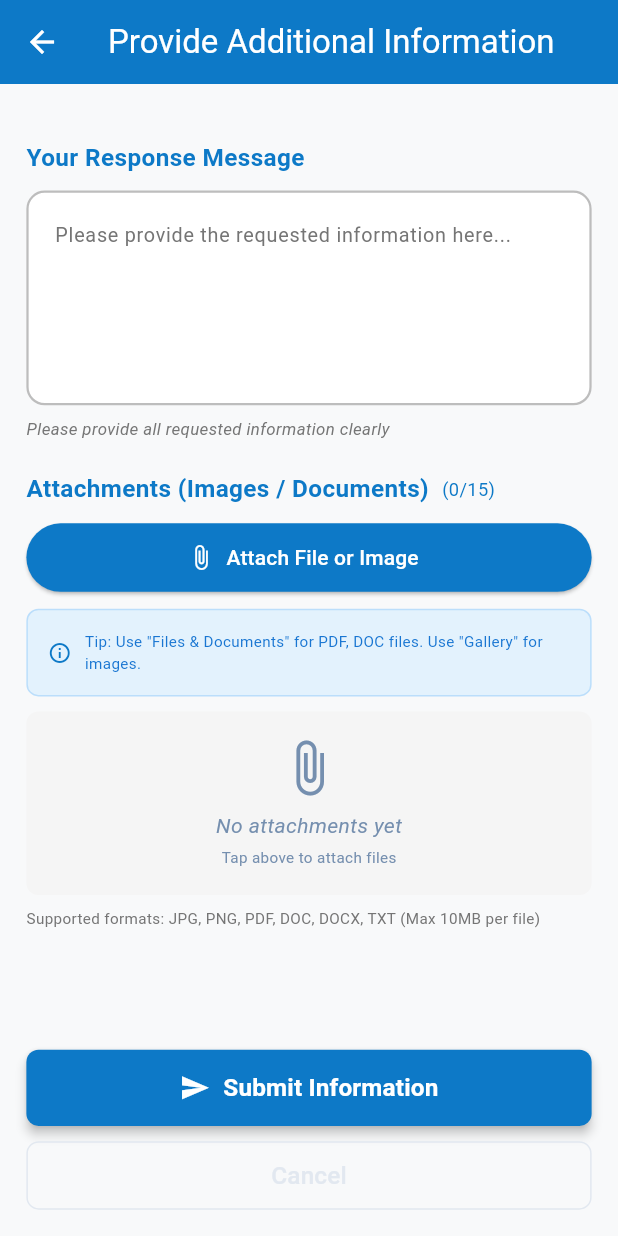
After one commit to rohlatmattini/Complaints-App, a Flutter app: the ComplaintInfoReplyScreen screen opened by its route, on a phone screen of 412 x 824 dp. The commit adds this screen. Run offline on Flutter 3.47's test engine with Material 3 defaults, Android fonts, the phone set to English and light mode, and no system bars; our stand-ins replace cached_network_image, firebase_core, firebase_messaging, flutter_local_notifications, flutter_screenutil, flutter_secure_storage and 4 more; missing offline and left inert: file_selector; accounts and stored records are empty; network calls fail.

Commit message:
edit_complaint

```diff
--- a/lib/app/routes/app_routes.dart
+++ b/lib/app/routes/app_routes.dart
@@ -13,5 +13,6 @@ class AppRoute {
   static const String resetPassword = '/reset-password';
   static const String notifications = '/notifications';
   static const String complaintDetails = '/complaint_details';
+  static const String edit_complaint = '/edit_complaint';
 
 }
--- a/lib/app/routes/routes_pages.dart
+++ b/lib/app/routes/routes_pages.dart
@@ -1,3 +1,4 @@
+import 'package:complaints/modules/complaint/view/complaint_info_reply_screen.dart';
 import 'package:get/get.dart';
 import '../../modules/auth/view/email_verification.dart';
 import '../../modules/auth/view/forgot_password.dart';
@@ -34,6 +35,8 @@ class AppPages {
     GetPage(name: AppRoute.forgotPassword, page: () => ForgotPasswordScreen()),
     GetPage(name: AppRoute.resetPassword, page: () => ResetPasswordScreen()),
     GetPage(name: AppRoute.notifications, page: () => NotificationsScreen()),
+    GetPage(name: AppRoute.edit_complaint, page: () => ComplaintInfoReplyScreen()),
+
     GetPage(
       name: AppRoute.complaintDetails,
       page: () => ComplaintDetailsScreen(
--- a/lib/core/constants/app_links.dart
+++ b/lib/core/constants/app_links.dart
@@ -1,5 +1,5 @@
 class AppLinks {
   // static const String baseUrl = "http://10.0.2.2:8000/api";
-static const String baseUrl = "http://192.168.1.107:8000/api";
+static const String baseUrl = "http://192.168.1.105:8000/api";
 
 }
--- a/lib/core/localization/my_locale.dart
+++ b/lib/core/localization/my_locale.dart
@@ -174,6 +174,12 @@ class MyLocale implements Translations {
       "save_changes_button": "حفظ التعديلات",
   'update_complaint': 'تحديث الشكوى',
   'save_changes': 'حفظ التغييرات',
+      "Your Response Message": "رسالة الرد الخاصة بك",
+      "Please provide the requested information here...": "يرجى تقديم المعلومات المطلوبة هنا...",
+      "Please provide all requested information clearly": "يرجى تقديم جميع المعلومات المطلوبة بوضوح",
+      "Message should be at least 10 characters": "يجب أن تكون الرسالة على الأقل 10 أحرف",
+      "Provide Additional Information":"كتابة معلومات اضافية",
+      "Submit Information":"ارسال التعديلات"
     },
 
     // English
@@ -351,6 +357,12 @@ class MyLocale implements Translations {
       "save_changes_button": "Save Changes",
       'update_complaint': 'Update Complaint',
       'save_changes': 'Save Changes',
+      "Your Response Message": "Your Response Message",
+      "Please provide the requested information here...": "Please provide the requested information here...",
+      "Please provide all requested information clearly": "Please provide all requested information clearly",
+      "Message should be at least 10 characters": "Message should be at least 10 characters",
+      "Provide Additional Information":"Provide Additional Information",
+      "Submit Information":"Submit Information",
     },
   };
 }
--- a/lib/core/services/complaint/complaint_service.dart
+++ b/lib/core/services/complaint/complaint_service.dart
@@ -7,6 +7,7 @@ import '../../../data/models/complaint/complaint_meta_model.dart';
 import '../../constants/app_links.dart';
 import '../../localization/locale_controller.dart';
 import 'complaint_cache_service.dart';
+import 'package:path/path.dart' as path;
 
 class ComplaintService {
   final FlutterSecureStorage storage = const FlutterSecureStorage();
@@ -154,4 +155,86 @@ class ComplaintService {
       return null;
     }
   }
+  Future<Map<String, dynamic>?> replyToInfoRequest(
+      int complaintId,
+      String message,
+      List<File> attachments,
+      ) async {
+    try {
+      final token = await storage.read(key: 'token');
+
+      print('Replying to info request for complaint ID: $complaintId');
+      print('Message: $message');
+      print('Number of attachments: ${attachments.length}');
+
+      var request = http.MultipartRequest(
+        'POST',
+        Uri.parse('${AppLinks.baseUrl}/complaints/$complaintId/reply-info'),
+      );
+
+      request.headers['Authorization'] = 'Bearer $token';
+      request.headers['Accept'] = 'application/json';
+      request.headers['Accept-Language'] = langController.currentLangFromPref;
+
+      // إضافة الرسالة
+      if (message.isNotEmpty) {
+        request.fields['message'] = message;
+      }
+
+      // إضافة المرفقات
+      for (int i = 0; i < attachments.length; i++) {
+        final file = attachments[i];
+        final fileName = path.basename(file.path);
+        final fileExtension = fileName.split('.').last.toLowerCase();
+
+        // تحديد نوع الملف
+        String mimeType = 'application/octet-stream';
+        if (fileExtension == 'jpg' || fileExtension == 'jpeg') {
+          mimeType = 'image/jpeg';
+        } else if (fileExtension == 'png') {
+          mimeType = 'image/png';
+        } else if (fileExtension == 'pdf') {
+          mimeType = 'application/pdf';
+        } else if (fileExtension == 'doc') {
+          mimeType = 'application/msword';
+        } else if (fileExtension == 'docx') {
+          mimeType = 'application/vnd.openxmlformats-officedocument.wordprocessingml.document';
+        } else if (fileExtension == 'txt') {
+          mimeType = 'text/plain';
+        }
+
+        final fileStream = http.ByteStream(file.openRead());
+        final length = await file.length();
+
+        final multipartFile = http.MultipartFile(
+          'attachments[]',
+          fileStream,
+          length,
+          filename: fileName,
+          contentType: http.MediaType.parse(mimeType),
+        );
+
+        request.files.add(multipartFile);
+      }
+
+      final streamed = await request.send();
+      final response = await http.Response.fromStream(streamed);
+
+      print('Response status: ${response.statusCode}');
+      print('Response body: ${response.body}');
+
+      if (response.statusCode == 200 || response.statusCode == 201) {
+        final responseData = json.decode(response.body);
+        print('Successfully submitted additional information');
+        return responseData;
+      } else {
+        print('Error submitting information: ${response.statusCode}');
+        print('Error response: ${response.body}');
+        return null;
+      }
+    } catch (e) {
+      print('Error in replyToInfoRequest: $e');
+      return null;
+    }
+  }
 }
--- /dev/null
+++ b/lib/modules/complaint/controller/edit_comlpaint/complaint_info_reply_controller.dart
@@ -0,0 +1,92 @@
+import 'dart:io';
+import 'package:flutter/material.dart';
+import 'package:get/get.dart';
+
+import '../../../../core/services/complaint/complaint_service.dart';
+import '../new_complaint_controller/complaint_attachment_controller.dart';
+
+class ComplaintInfoReplyController extends GetxController {
+  final ComplaintService _complaintService = ComplaintService();
+  final attachmentController = Get.put(ComplaintAttachmentController());
+
+  final TextEditingController messageController = TextEditingController();
+  var isLoading = false.obs;
+  var complaintId = 0.obs;
+  var complaintNumber = ''.obs;
+  var complaintTitle = ''.obs;
+
+  @override
+  void onInit() {
+    super.onInit();
+    _loadComplaintData();
+  }
+
+  void _loadComplaintData() {
+    final args = Get.arguments;
+    if (args != null && args is Map) {
+      complaintId.value = args['id'] ?? 0;
+      complaintNumber.value = args['reference_number'] ?? '';
+      complaintTitle.value = args['title'] ?? '';
+    }
+  }
+
+  Future<void> submitAdditionalInfo() async {
+    if (messageController.text.trim().isEmpty && attachmentController.attachedFiles.isEmpty) {
+      Get.snackbar(
+        'Error'.tr,
+        'Please provide a message or attach files'.tr,
+        backgroundColor: Colors.red,
+        colorText: Colors.white,
+      );
+      return;
+    }
+
+    try {
+      isLoading.value = true;
+
+      final response = await _complaintService.replyToInfoRequest(
+        complaintId.value,
+        messageController.text.trim(),
+        attachmentController.attachedFiles,
+      );
+
+      if (response != null && response['data'] != null) {
+        Get.snackbar(
+          'Success'.tr,
+          'Additional information submitted successfully'.tr,
+          backgroundColor: Colors.green,
+          colorText: Colors.white,
+        );
+
+        // إعادة تعيين النموذج
+        messageController.clear();
+        attachmentController.clearFiles();
+
+        // العودة للخلف بعد تأخير بسيط
+        await Future.delayed(Duration(milliseconds: 1500));
+        Get.back(result: true);
+      } else {
+        throw Exception('Failed to submit information');
+      }
+    } catch (e) {
+      Get.snackbar(
+        'Error'.tr,
+        'Failed to submit information: ${e.toString()}'.tr,
+        backgroundColor: Colors.red,
+        colorText: Colors.white,
+      );
+    } finally {
+      isLoading.value = false;
+    }
+  }
+
+  void cancel() {
+    Get.back();
+  }
+
+  @override
+  void onClose() {
+    messageController.dispose();
+    super.onClose();
+  }
+}
--- /dev/null
+++ b/lib/modules/complaint/view/complaint_info_reply_screen.dart
@@ -0,0 +1,161 @@
+import 'package:flutter/material.dart';
+import 'package:flutter_screenutil/flutter_screenutil.dart';
+import 'package:get/get.dart';
+
+import '../../../../core/constants/appcolor.dart';
+import '../controller/edit_comlpaint/complaint_info_reply_controller.dart';
+import '../widget/edit_complaint/message_field.dart';
+import '../widget/new_complaint/attachments_section.dart';
+
+
+class ComplaintInfoReplyScreen extends StatelessWidget {
+  const ComplaintInfoReplyScreen({super.key});
+
+  @override
+  Widget build(BuildContext context) {
+    final isDark = Theme.of(context).brightness == Brightness.dark;
+
+    return Scaffold(
+      appBar: AppBar(
+        title: Text('Provide Additional Information'.tr),
+        backgroundColor: isDark?AppColor.darkBlueGrey:AppColor.blue,
+      ),
+      body: GetBuilder<ComplaintInfoReplyController>(
+        init: ComplaintInfoReplyController(),
+        builder: (controller) {
+          return Padding(
+            padding: EdgeInsets.all(16.w),
+            child: Column(
+              crossAxisAlignment: CrossAxisAlignment.start,
+              children: [
+                // Complaint Info Card
+                // _buildComplaintInfoCard(context,controller),
+                SizedBox(height: 20.h),
+
+                // Message Field
+                MessageField(
+                  controller: controller.messageController,
+                  label: 'Your Response Message'.tr,
+                  hint: 'Please provide the requested information here...'.tr,
+                  maxLines: 8,
+                  validator: (value) {
+                    if (controller.attachmentController.attachedFiles.isEmpty &&
+                        (value == null || value.trim().isEmpty)) {
+                      return 'Please provide a message or attach files'.tr;
+                    }
+                    if (value != null && value.trim().length < 10) {
+                      return 'Message should be at least 10 characters'.tr;
+                    }
+                    return null;
+                  },
+                ),
+
+                SizedBox(height: 20.h),
+
+                // Attachments Section
+                Expanded(
+                  child: SingleChildScrollView(
+                    child: Column(
+                      children: [
+                        AttachmentsSection(),
+                      ],
+                    ),
+                  ),
+                ),
+
+                // Submit Button
+                SizedBox(height: 20.h),
+                Obx(() => _buildSubmitButton(context,controller)),
+
+                // Cancel Button
+                SizedBox(height: 10.h),
+                _buildCancelButton(),
+              ],
+            ),
+          );
+        },
+      ),
+    );
+  }
+
+  Widget _buildCancelButton() {
+    return SizedBox(
+      width: double.infinity,
+      height: 45.h,
+      child: OutlinedButton(
+        style: OutlinedButton.styleFrom(
+          side: BorderSide(color: AppColor.grey),
+          shape: RoundedRectangleBorder(
+            borderRadius: BorderRadius.circular(8.r),
+          ),
+        ),
+        onPressed: () => Get.back(),
+        child: Text(
+          'Cancel'.tr,
+          style: TextStyle(
+            fontSize: 16.sp,
+            color: AppColor.grey,
+          ),
+        ),
+      ),
+    );
+  }
+
+
+
+  Widget _buildSubmitButton(BuildContext context,ComplaintInfoReplyController controller) {
+    final isDark = Theme.of(context).brightness == Brightness.dark;
+
+    return SizedBox(
+      width: double.infinity,
+      height: 50.h,
+      child: ElevatedButton(
+        style: ElevatedButton.styleFrom(
+          backgroundColor: isDark?AppColor.bluegrey:AppColor.blue,
+          shape: RoundedRectangleBorder(
+            borderRadius: BorderRadius.circular(8.r),
+          ),
+          elevation: 3,
+        ),
+        onPressed: controller.isLoading.value ? null : () {
+          if (controller.messageController.text.trim().isEmpty &&
+              controller.attachmentController.attachedFiles.isEmpty) {
+            Get.snackbar(
+              'Error'.tr,
+              'Please provide a message or attach files'.tr,
+              backgroundColor: Colors.red,
+              colorText: Colors.white,
+            );
+            return;
+          }
+          controller.submitAdditionalInfo();
+        },
+        child: controller.isLoading.value
+            ? SizedBox(
+          width: 20.w,
+          height: 20.w,
+          child: CircularProgressIndicator(
+            strokeWidth: 2,
+            color: Colors.white,
+          ),
+        )
+            : Row(
+          mainAxisAlignment: MainAxisAlignment.center,
+          children: [
+            Icon(Icons.send, color: Colors.white, size: 20.sp),
+            SizedBox(width: 8.w),
+            Text(
+              'Submit Information'.tr,
+              style: TextStyle(
+                fontSize: 16.sp,
+                color: Colors.white,
+                fontWeight: FontWeight.bold,
+
+              ),
+            ),
+          ],
+        ),
+      ),
+    );
+  }
+}
--- a/lib/modules/complaint/widget/complaint_card/complaint_subtitle.dart
+++ b/lib/modules/complaint/widget/complaint_card/complaint_subtitle.dart
@@ -60,7 +60,11 @@ class ComplaintSubtitle extends StatelessWidget {
                 onPressed: () {
                   final formController = Get.put(ComplaintFormController());
                   formController.loadComplaintToEdit(complaint);
-                  Get.toNamed(AppRoute.addNewComplaint);
+                  Get.toNamed(AppRoute.edit_complaint, arguments: {
+                    'id': complaint.id,
+                    'reference_number': complaint.referenceNumber,
+                    'title': complaint.title,
+                  });
                 },
                 icon: const Icon(Icons.edit, size: 16, color: AppColor.blue),
                 label: Text('edit'.tr, style: const TextStyle(color: AppColor.blue)),
--- /dev/null
+++ b/lib/modules/complaint/widget/edit_complaint/message_field.dart
@@ -0,0 +1,81 @@
+import 'package:flutter/material.dart';
+import 'package:get/get.dart';
+import 'package:flutter_screenutil/flutter_screenutil.dart';
+
+import '../../../../core/constants/appcolor.dart';
+
+class MessageField extends StatelessWidget {
+  final TextEditingController controller;
+  final String label;
+  final String hint;
+  final int? maxLines;
+  final String? Function(String?)? validator;
+
+  const MessageField({
+    Key? key,
+    required this.controller,
+    required this.label,
+    required this.hint,
+    this.maxLines = 5,
+    this.validator,
+  }) : super(key: key);
+
+  @override
+  Widget build(BuildContext context) {
+    final isDark = Theme.of(context).brightness == Brightness.dark;
+
+    return Column(
+      crossAxisAlignment: CrossAxisAlignment.start,
+      children: [
+        Text(
+          label.tr,
+          style: TextStyle(
+            fontWeight: FontWeight.w600,
+            fontSize: 16.sp,
+            color: isDark ? AppColor.white : AppColor.blue,
+          ),
+        ),
+        SizedBox(height: 10.h),
+        Container(
+          decoration: BoxDecoration(
+            borderRadius: BorderRadius.circular(12.r),
+            border: Border.all(
+              color: isDark ? Colors.white30 : Colors.grey[400]!,
+              width: 1.5,
+            ),
+            color: isDark ? AppColor.darkSurface.withOpacity(0.5) : Colors.white,
+          ),
+          child: TextFormField(
+            controller: controller,
+            maxLines: maxLines,
+            minLines: 5,
+            keyboardType: TextInputType.multiline,
+            style: TextStyle(
+              fontSize: 14.sp,
+              color: isDark ? AppColor.white : Colors.black87,
+            ),
+            decoration: InputDecoration(
+              hintText: hint.tr,
+              hintStyle: TextStyle(
+                color: isDark ? Colors.white60 : Colors.grey[600],
+                fontSize: 13.sp,
+              ),
+              border: InputBorder.none,
+              contentPadding: EdgeInsets.all(16.w),
+            ),
+            validator: validator,
+          ),
+        ),
+        SizedBox(height: 8.h),
+        Text(
+          'Please provide all requested information clearly'.tr,
+          style: TextStyle(
+            color: isDark ? Colors.white70 : Colors.grey[600],
+            fontSize: 11.sp,
+            fontStyle: FontStyle.italic,
+          ),
+        ),
+      ],
+    );
+  }
+}
```
